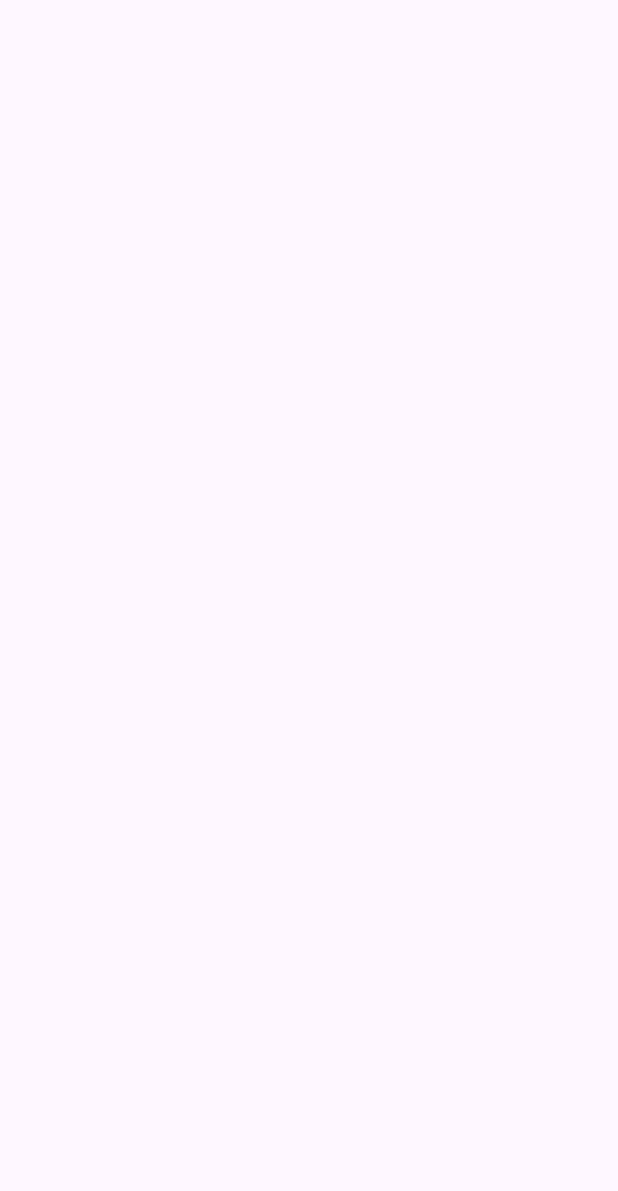
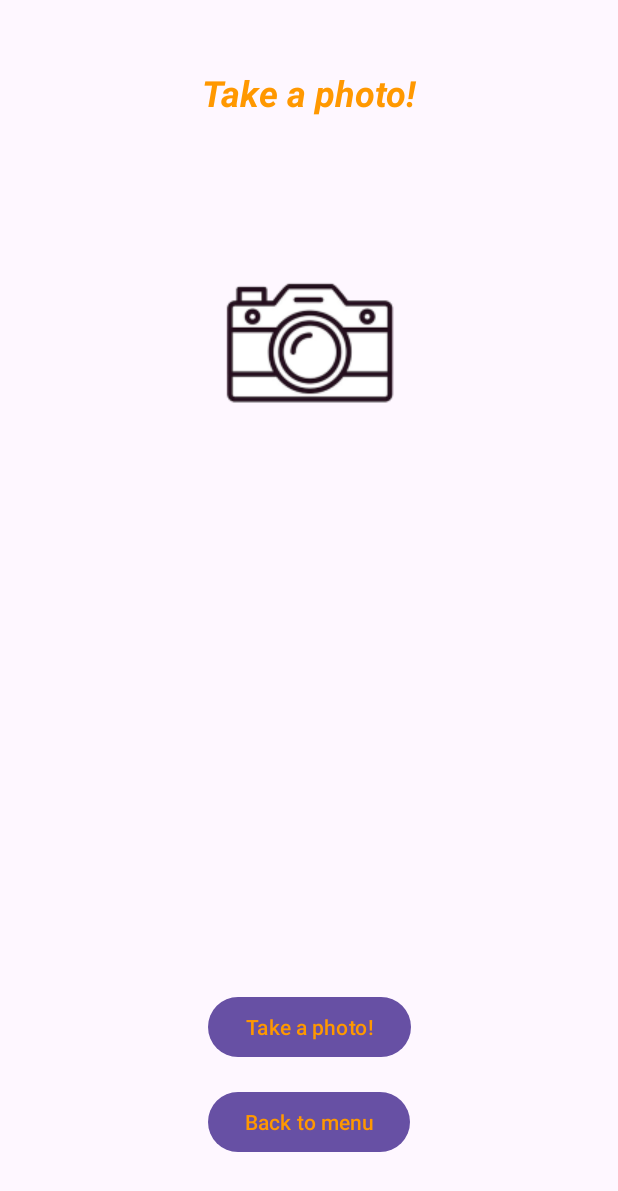
Before and after one commit to davplanes/Predefined_Contracts, an Android app: the Camera_Activity screen opened directly, with no data from a screen before it, on a phone screen of 412 x 824 dp. Before the commit the part shown is empty. Shown: the top 1191 px of the screen. Run offline under Robolectric (Android 15) with nearby library versions, the phone set to English and light mode, and no system bars.

Commit message:
Added XML layout to Camera_Activity and added back to menu buttons to both the call and camera activities

```diff
--- a/app/src/main/java/com/davidkerman/myapplication/Call_Activity.java
+++ b/app/src/main/java/com/davidkerman/myapplication/Call_Activity.java
@@ -41,6 +41,7 @@ public class Call_Activity extends AppCompatActivity {
     private Button    dialast;
     private Button    dialhash;
     private Button    callbutton;
+    private Button    tomenu;
 
     private ActivityResultLauncher<Intent> phoneCalllauncher;
     private ActivityResultLauncher<String> requestPermissionlauncher;
@@ -75,6 +76,7 @@ public class Call_Activity extends AppCompatActivity {
         dialast      = findViewById(R.id.dialast);
         dialhash     = findViewById(R.id.dialhash);
         callbutton   = findViewById(R.id.callbutton);
+        tomenu       = findViewById(R.id.tomenubutton_call);
 
         setListeners();
     }
@@ -206,6 +208,14 @@ public class Call_Activity extends AppCompatActivity {
                 checkPermissionCall();
             }
         });
+
+        tomenu.setOnClickListener(new View.OnClickListener() {
+            @Override
+            public void onClick(View view) {
+                Intent intent = new Intent(Call_Activity.this, MainActivity.class);
+                startActivity(intent);
+            }
+        });
     }
 
     private void checkPermissionCall() {
--- a/app/src/main/java/com/davidkerman/myapplication/Camera_Activity.java
+++ b/app/src/main/java/com/davidkerman/myapplication/Camera_Activity.java
@@ -1,6 +1,9 @@
 package com.davidkerman.myapplication;
 
+import android.graphics.Bitmap;
 import android.os.Bundle;
+import android.widget.Button;
+import android.widget.ImageView;
 
 import androidx.activity.EdgeToEdge;
 import androidx.appcompat.app.AppCompatActivity;
--- a/app/src/main/res/layout/activity_call.xml
+++ b/app/src/main/res/layout/activity_call.xml
@@ -167,4 +167,17 @@
         app:layout_constraintEnd_toEndOf="parent"
         app:layout_constraintStart_toStartOf="parent"
         app:layout_constraintTop_toBottomOf="@+id/dialast" />
+
+    <Button
+        android:id="@+id/tomenubutton_call"
+        android:layout_width="wrap_content"
+        android:layout_height="wrap_content"
+        android:layout_marginStart="138dp"
+        android:layout_marginEnd="138dp"
+        android:layout_marginBottom="52dp"
+        android:text="Back to menu"
+        android:textColor="#FF9800"
+        app:layout_constraintBottom_toBottomOf="parent"
+        app:layout_constraintEnd_toEndOf="parent"
+        app:layout_constraintStart_toStartOf="parent" />
 </androidx.constraintlayout.widget.ConstraintLayout>
--- a/app/src/main/res/layout/activity_camera.xml
+++ b/app/src/main/res/layout/activity_camera.xml
@@ -7,4 +7,57 @@
     android:layout_height="match_parent"
     tools:context=".Camera_Activity">
 
+    <TextView
+        android:id="@+id/camtitle"
+        android:layout_width="wrap_content"
+        android:layout_height="wrap_content"
+        android:layout_marginStart="135dp"
+        android:layout_marginTop="45dp"
+        android:layout_marginEnd="135dp"
+        android:text="Take a photo!"
+        android:textColor="#FF9800"
+        android:textSize="24sp"
+        android:textStyle="bold|italic"
+        app:layout_constraintEnd_toEndOf="parent"
+        app:layout_constraintStart_toStartOf="parent"
+        app:layout_constraintTop_toTopOf="parent" />
+
+    <ImageView
+        android:id="@+id/photo"
+        android:layout_width="wrap_content"
+        android:layout_height="wrap_content"
+        android:layout_marginStart="130dp"
+        android:layout_marginTop="75dp"
+        android:layout_marginEnd="130dp"
+        app:layout_constraintEnd_toEndOf="parent"
+        app:layout_constraintStart_toStartOf="parent"
+        app:layout_constraintTop_toBottomOf="@+id/camtitle"
+        app:srcCompat="@drawable/camera" />
+
+    <Button
+        android:id="@+id/cambutton"
+        android:layout_width="135dp"
+        android:layout_height="48dp"
+        android:layout_marginStart="138dp"
+        android:layout_marginEnd="138dp"
+        android:layout_marginBottom="15dp"
+        android:text="Take a photo!"
+        android:textColor="#FF9800"
+        app:layout_constraintBottom_toTopOf="@+id/tomenubutton_call"
+        app:layout_constraintEnd_toEndOf="parent"
+        app:layout_constraintStart_toStartOf="parent" />
+
+    <Button
+        android:id="@+id/tomenubutton_call"
+        android:layout_width="wrap_content"
+        android:layout_height="wrap_content"
+        android:layout_marginStart="138dp"
+        android:layout_marginEnd="138dp"
+        android:layout_marginBottom="52dp"
+        android:text="Back to menu"
+        android:textColor="#FF9800"
+        app:layout_constraintBottom_toBottomOf="parent"
+        app:layout_constraintEnd_toEndOf="parent"
+        app:layout_constraintStart_toStartOf="parent" />
+
 </androidx.constraintlayout.widget.ConstraintLayout>
```
